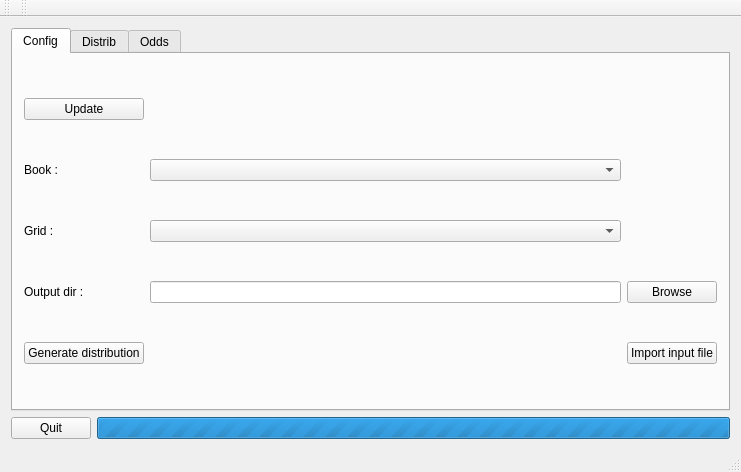
Above: src/mainwin.ui from poupou14/CombinoGen before the change. Below: the same form after it.
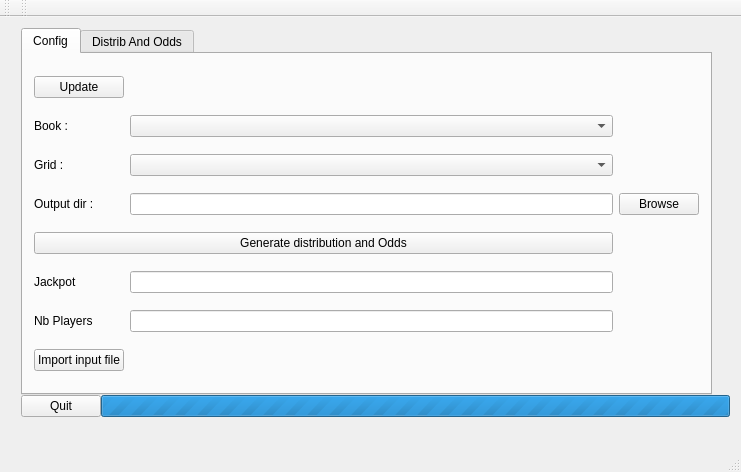
That is the form after the change. The open tabs and pages were chosen to show the change.

Commit message: new GUI with 2 tabs instead 3

```diff
--- a/src/mainwin.ui
+++ b/src/mainwin.ui
@@ -10,13 +10,46 @@
     <height>472</height>
    </rect>
   </property>
+  <property name="minimumSize">
+   <size>
+    <width>741</width>
+    <height>472</height>
+   </size>
+  </property>
+  <property name="maximumSize">
+   <size>
+    <width>741</width>
+    <height>472</height>
+   </size>
+  </property>
   <property name="windowTitle">
    <string>MainWin</string>
   </property>
   <widget class="QWidget" name="centralWidget">
-   <layout class="QGridLayout" name="gridLayout">
+   <widget class="QWidget" name="">
+    <property name="geometry">
+     <rect>
+      <x>10</x>
+      <y>0</y>
+      <width>731</width>
+      <height>411</height>
+     </rect>
+    </property>
+    <layout class="QGridLayout" name="gridLayoutMain">
+     <property name="sizeConstraint">
+      <enum>QLayout::SetMaximumSize</enum>
+     </property>
+     <property name="spacing">
+      <number>0</number>
+     </property>
     <item row="0" column="0" colspan="2">
      <widget class="QTabWidget" name="MainPanel">
+       <property name="maximumSize">
+        <size>
+         <width>691</width>
+         <height>371</height>
+        </size>
+       </property>
       <property name="currentIndex">
        <number>0</number>
       </property>
@@ -24,7 +57,7 @@
        <attribute name="title">
         <string>Config</string>
        </attribute>
-       <layout class="QGridLayout" name="gridLayout_2">
+        <layout class="QGridLayout" name="gridLayout">
         <item row="0" column="0">
          <widget class="QPushButton" name="pbUpdate">
           <property name="text">
@@ -69,43 +102,52 @@
           </property>
          </widget>
         </item>
-        <item row="4" column="0">
-         <widget class="QPushButton" name="pbGenerate">
+         <item row="5" column="0">
+          <widget class="QLabel" name="labelJackpot">
           <property name="text">
-           <string>Generate distribution</string>
+            <string>Jackpot</string>
           </property>
          </widget>
         </item>
-        <item row="4" column="2">
+         <item row="5" column="1">
+          <widget class="QLineEdit" name="jackpotLine"/>
+         </item>
+         <item row="6" column="0">
+          <widget class="QLabel" name="labelNbPlayers">
+           <property name="text">
+            <string>Nb Players</string>
+           </property>
+          </widget>
+         </item>
+         <item row="6" column="1">
+          <widget class="QLineEdit" name="nbPlayersLine"/>
+         </item>
+         <item row="7" column="0">
          <widget class="QPushButton" name="pbImport">
           <property name="text">
            <string>Import input file</string>
           </property>
          </widget>
         </item>
-       </layout>
-      </widget>
-      <widget class="QWidget" name="Distrib">
+         <item row="7" column="1" colspan="2">
+          <widget class="QLabel" name="labelImportFile">
+           <property name="text">
+            <string/>
+           </property>
+          </widget>
+         </item>
+         <item row="4" column="0" colspan="2">
+          <widget class="QPushButton" name="pbGenerate">
+           <property name="text">
+            <string>Generate distribution and Odds</string>
+           </property>
+          </widget>
+         </item>
+        </layout>
+       </widget>
+       <widget class="QWidget" name="DistribAndOdds">
        <attribute name="title">
-        <string>Distrib</string>
-       </attribute>
-       <widget class="QPushButton" name="pbGenerateOdds">
-        <property name="geometry">
-         <rect>
-          <x>10</x>
-          <y>300</y>
-          <width>99</width>
-          <height>22</height>
-         </rect>
-        </property>
-        <property name="text">
-         <string>Generate Odds</string>
-        </property>
-       </widget>
-      </widget>
-      <widget class="QWidget" name="Odds">
-       <attribute name="title">
-        <string>Odds</string>
+         <string>Distrib And Odds</string>
        </attribute>
        <widget class="QPushButton" name="pbGenerateGrid">
         <property name="geometry">
@@ -125,6 +167,12 @@
     </item>
     <item row="1" column="0">
      <widget class="QPushButton" name="pbQuit">
+       <property name="maximumSize">
+        <size>
+         <width>80</width>
+         <height>22</height>
+        </size>
+       </property>
       <property name="text">
        <string>Quit</string>
       </property>
@@ -141,6 +189,7 @@
      </widget>
     </item>
    </layout>
+   </widget>
   </widget>
   <widget class="QMenuBar" name="menuBar">
    <property name="geometry">
```
Left out of the diff: 16 changed lines with no effect on the pictures. Lines whose indentation alone changed are shown as unchanged. The commit also changes 2 other files.
